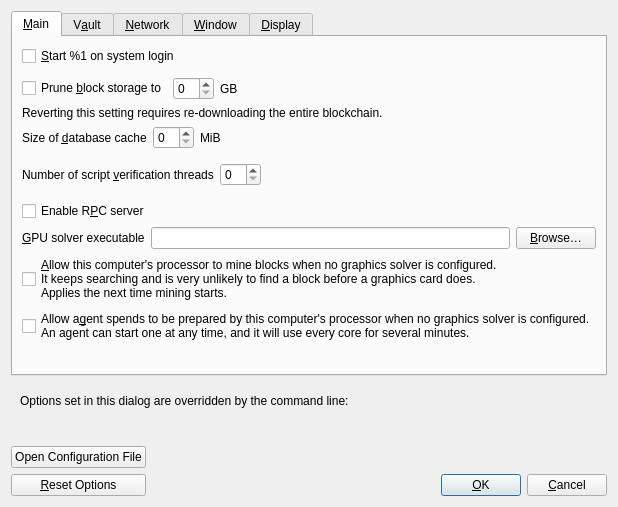
This is src/qt/forms/optionsdialog.ui in quicksilver-hg/quicksilver as Qt 5 draws it before an edit. The edited form follows.
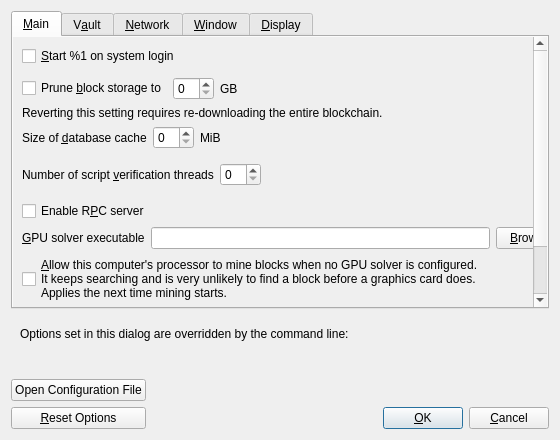
This is the edited form. Custom widgets are drawn as their Qt base class.

Commit message:
gui: Transfer, Mine/Mint, Options and Overview corrections
The Transfer page names the GPU solver and the Controls > Options > Main
path, and a send that cannot succeed is refused before the passphrase and
CPU-work prompts. An idle Mine/Mint reports Solver: None when nothing can
solve a block. The Options Main tab gets room, or a scroll bar. The solver
is called the GPU solver everywhere. The Maturing hint says how much frees
up next and when all of it does. New launch brand mark and slogan.

What changed in the file:
```diff
--- a/src/qt/forms/optionsdialog.ui
+++ b/src/qt/forms/optionsdialog.ui
@@ -26,7 +26,43 @@
       <attribute name="title">
        <string>&amp;Main</string>
       </attribute>
-      <layout class="QVBoxLayout" name="verticalLayout_Main">
+      <layout class="QVBoxLayout" name="verticalLayout_Main_Scroll">
+       <property name="leftMargin">
+        <number>0</number>
+       </property>
+       <property name="topMargin">
+        <number>0</number>
+       </property>
+       <property name="rightMargin">
+        <number>0</number>
+       </property>
+       <property name="bottomMargin">
+        <number>0</number>
+       </property>
+       <item>
+        <widget class="QScrollArea" name="tabMainScrollArea">
+         <property name="frameShape">
+          <enum>QFrame::NoFrame</enum>
+         </property>
+         <property name="widgetResizable">
+          <bool>true</bool>
+         </property>
+         <property name="horizontalScrollBarPolicy">
+          <enum>Qt::ScrollBarAlwaysOff</enum>
+         </property>
+         <property name="verticalScrollBarPolicy">
+          <enum>Qt::ScrollBarAsNeeded</enum>
+         </property>
+         <widget class="QWidget" name="tabMainScrollContents">
+          <property name="geometry">
+           <rect>
+            <x>0</x>
+            <y>0</y>
+            <width>680</width>
+            <height>480</height>
+           </rect>
+          </property>
+          <layout class="QVBoxLayout" name="verticalLayout_Main">
        <item>
         <widget class="QCheckBox" name="quicksilverAtStartup">
          <property name="toolTip">
@@ -230,7 +266,7 @@
           <string>Block mining is a continuous race. This computer's processor can run it, but a graphics card will almost always find the block first. The change applies the next time you start mining, not to a search that is already running.</string>
          </property>
          <property name="text">
-          <string>&amp;Allow this computer's processor to mine blocks when no graphics solver is configured.
+          <string>&amp;Allow this computer's processor to mine blocks when no GPU solver is configured.
 It keeps searching and is very unlikely to find a block before a graphics card does.
 Applies the next time mining starts.</string>
          </property>
@@ -242,7 +278,7 @@
           <string>An agent decides for itself when to spend and does not ask first. Preparing one spend on this computer's processor takes many minutes and uses every core. A graphics solver does the same work much faster. Applies to the next agent spend prepared here, not to one already running.</string>
          </property>
          <property name="text">
-          <string>Allow a&amp;gent spends to be prepared by this computer's processor when no graphics solver is configured.
+          <string>Allow a&amp;gent spends to be prepared by this computer's processor when no GPU solver is configured.
 An agent can start one at any time, and it will use every core for several minutes.</string>
          </property>
         </widget>
@@ -269,6 +305,10 @@
           </size>
          </property>
         </spacer>
+       </item>
+          </layout>
+         </widget>
+        </widget>
        </item>
       </layout>
      </widget>
```
Left out of the diff: 2 changed lines with no effect on the pictures. The commit also changes 46 other files.
